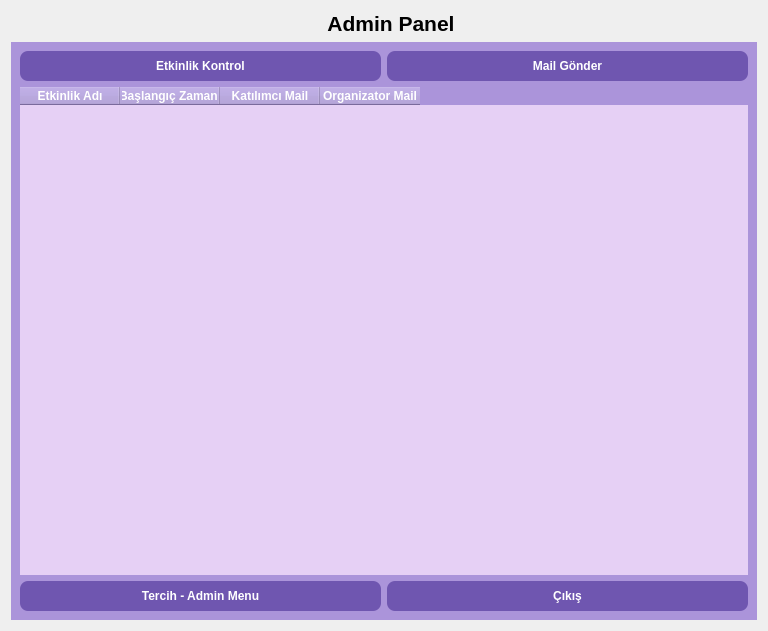
Above: app/gui/admin_panel.ui from KursaDSc/Python-Module-Week7 before the change. Below: the same form after it.
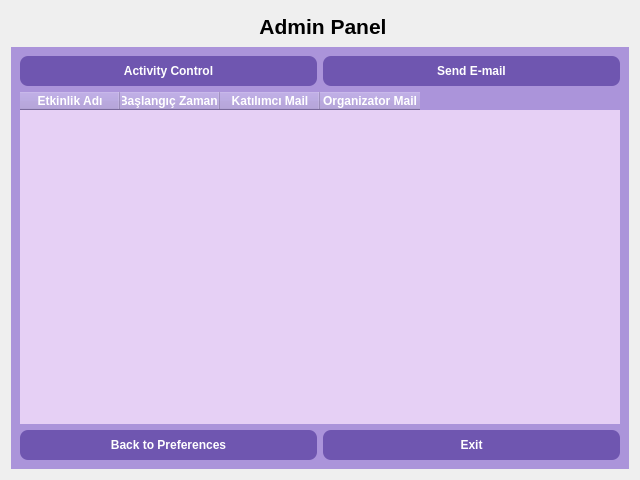
That is the form after the change. Icons and pictures are not drawn.

```diff
--- a/app/gui/admin_panel.ui
+++ b/app/gui/admin_panel.ui
@@ -6,10 +6,16 @@
    <rect>
     <x>0</x>
     <y>0</y>
-    <width>768</width>
-    <height>631</height>
+    <width>640</width>
+    <height>480</height>
    </rect>
   </property>
+  <property name="minimumSize">
+   <size>
+    <width>640</width>
+    <height>480</height>
+   </size>
+  </property>
   <property name="windowTitle">
    <string>Interviews Window</string>
   </property>
@@ -47,19 +53,6 @@
        </property>
       </widget>
      </item>
-     <item>
-      <spacer name="horizontalSpacer_2">
-       <property name="orientation">
-        <enum>Qt::Horizontal</enum>
-       </property>
-       <property name="sizeHint" stdset="0">
-        <size>
-         <width>40</width>
-         <height>20</height>
-        </size>
-       </property>
-      </spacer>
-     </item>
      <item>
       <widget class="QLabel" name="titleLabel">
        <property name="font">
@@ -79,12 +72,15 @@
      <item>
       <spacer name="horizontalSpacer_3">
        <property name="orientation">
-        <enum>Qt::Horizontal</enum>
+        <enum>Qt::Orientation::Horizontal</enum>
+       </property>
+       <property name="sizeType">
+        <enum>QSizePolicy::Policy::Fixed</enum>
        </property>
        <property name="sizeHint" stdset="0">
         <size>
-         <width>40</width>
-         <height>20</height>
+         <width>110</width>
+         <height>30</height>
         </size>
        </property>
       </spacer>
@@ -134,7 +130,7 @@
 </string>
           </property>
           <property name="text">
-           <string>Etkinlik Kontrol</string>
+           <string>Activity Control</string>
           </property>
          </widget>
         </item>
@@ -159,7 +155,7 @@
 </string>
           </property>
           <property name="text">
-           <string>Mail Gönder</string>
+           <string>Send E-mail</string>
           </property>
          </widget>
         </item>
@@ -170,6 +166,12 @@
         <property name="enabled">
          <bool>true</bool>
         </property>
+        <property name="minimumSize">
+         <size>
+          <width>0</width>
+          <height>0</height>
+         </size>
+        </property>
         <property name="palette">
          <palette>
           <active>
@@ -438,7 +440,7 @@
 </string>
           </property>
           <property name="text">
-           <string>Tercih - Admin Menu</string>
+           <string>Back to Preferences</string>
           </property>
          </widget>
         </item>
@@ -463,7 +465,7 @@
 </string>
           </property>
           <property name="text">
-           <string>Çıkış</string>
+           <string>Exit</string>
           </property>
          </widget>
         </item>
```
Left out of the diff: 8 changed lines with no effect on the pictures.
